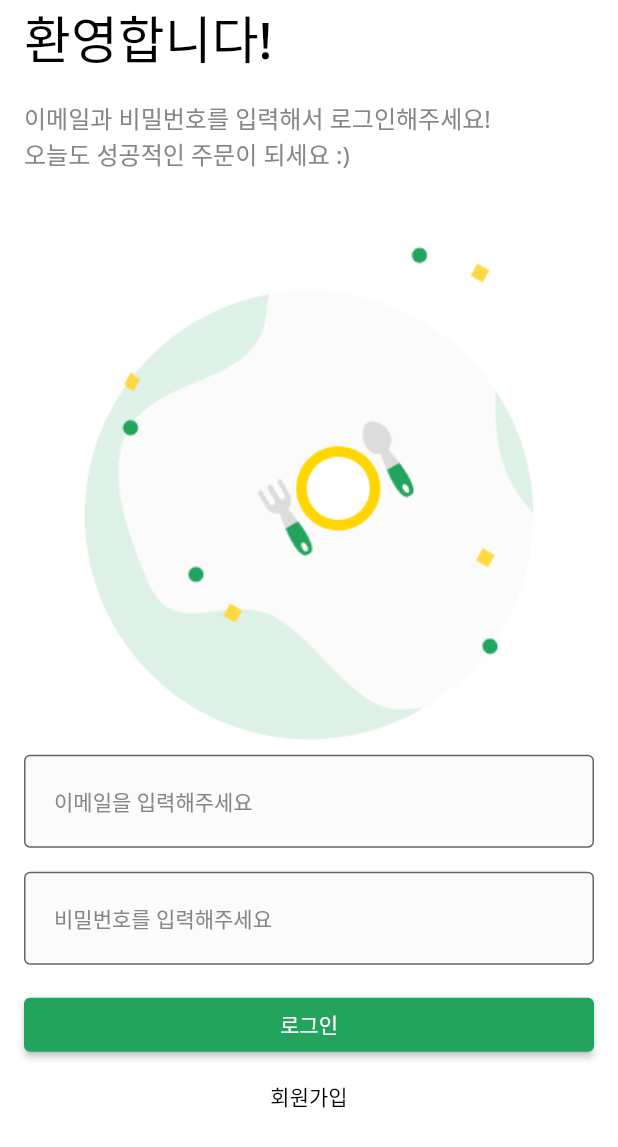
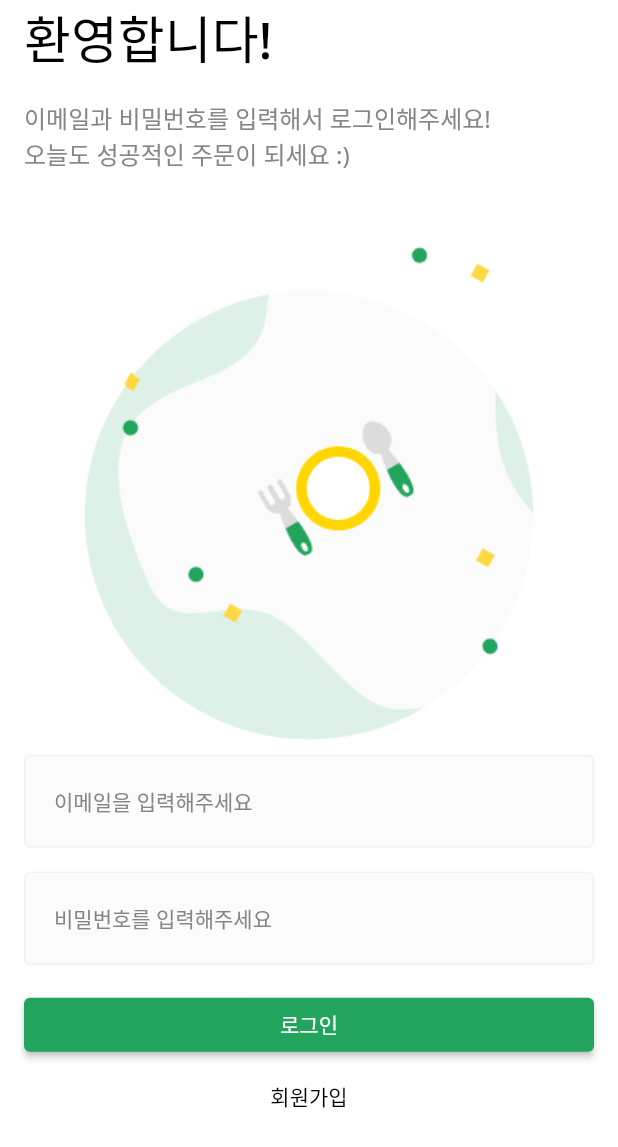
Before and after one commit to chloemk/order_app, a Flutter app: the screen it shows after launch, on a phone screen of 412 x 824 dp. Shown: the top 1147 px of the screen. Run offline on Flutter 3.47's test engine with Material 2 defaults, Android fonts, the phone set to English and light mode, and no system bars.

Commit message:
feat: add enabledBorder property in textFormField for apply default base border

```diff
--- a/lib/common/component/custom_text_form_field.dart
+++ b/lib/common/component/custom_text_form_field.dart
@@ -20,7 +20,7 @@ class CustomTextFormField extends StatelessWidget {
   @override
   Widget build(BuildContext context) {
     // border의 기본값 UnderlineInputBorder
-    final baseBorder = OutlineInputBorder(
+    const baseBorder = OutlineInputBorder(
       // 실제 테두리
       borderSide: BorderSide(
         color: INPUT_BORDER_COLOR,
@@ -34,10 +34,10 @@ class CustomTextFormField extends StatelessWidget {
       autofocus: autofocus,
       onChanged: onChanged,
       decoration: InputDecoration(
-        contentPadding: EdgeInsets.all(20),
+        contentPadding: const EdgeInsets.all(20),
         hintText: hintText,
         errorText: errorText,
-        hintStyle: TextStyle(
+        hintStyle: const TextStyle(
           color: BODY_TEXT_COLOR,
           fontSize: 14.0,
         ),
@@ -46,6 +46,7 @@ class CustomTextFormField extends StatelessWidget {
         // 모든 Input 상태의 기본 스타일 세팅
         border: baseBorder,
         // copyWith는 객체의 모든 특성 모두 유지한 상태에서 변경한 것만 변경할 수 있음
+        enabledBorder: baseBorder,
         focusedBorder: baseBorder.copyWith(
             borderSide: baseBorder.borderSide.copyWith(color: PRIMARY_COLOR)),
       ),
```
